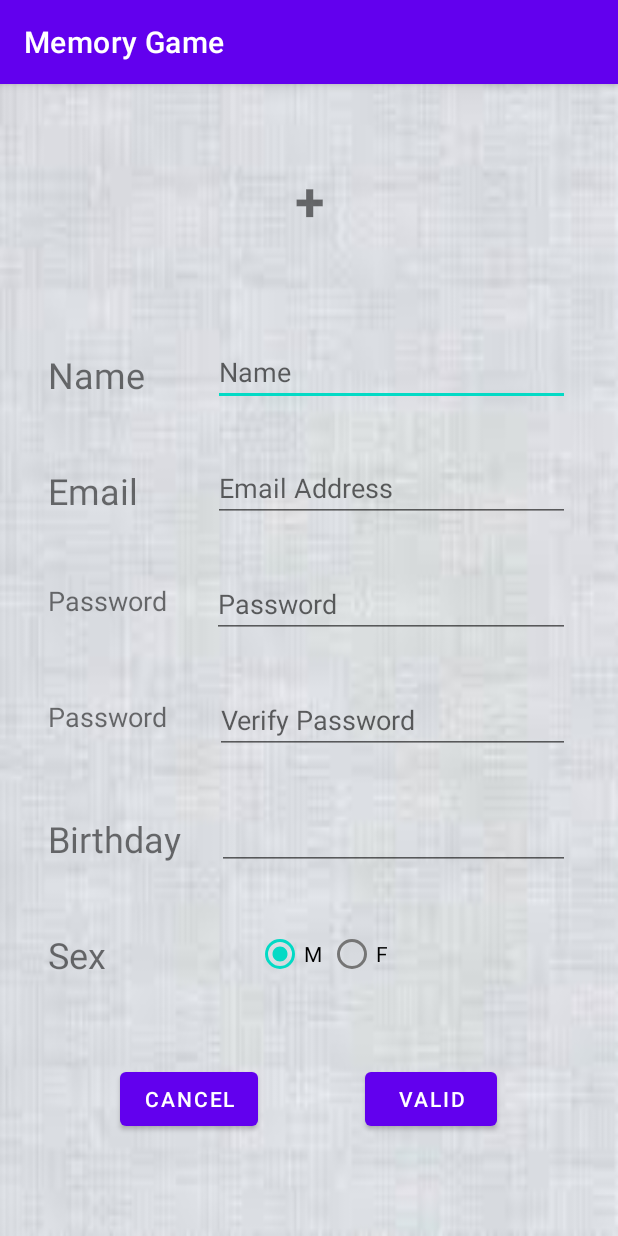
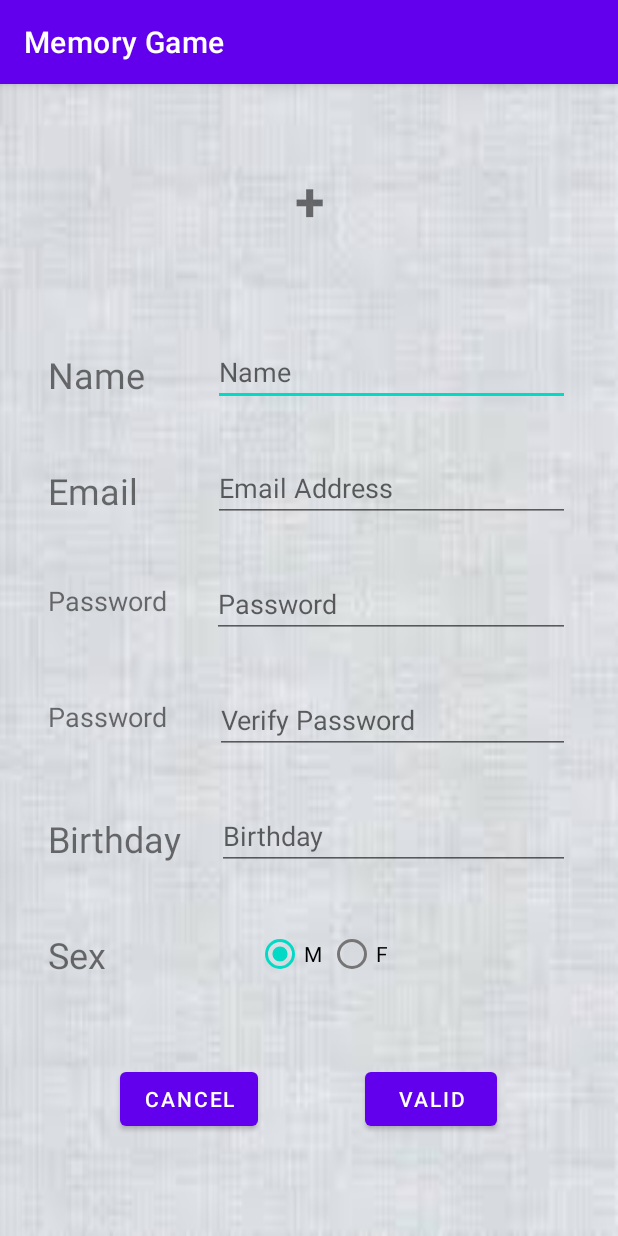
Before and after one commit to SpongeStark/MemoryGame, an Android app: the RegisterActivity screen opened directly, with no data from a screen before it, on a phone screen of 412 x 824 dp. Run offline under Robolectric (Android 15) with nearby library versions, the phone set to English and light mode, and no system bars.

Commit message:
登录注册已完成（测试成功）

```diff
--- a/app/src/main/java/com/example/memorygame/RegisterActivity.java
+++ b/app/src/main/java/com/example/memorygame/RegisterActivity.java
@@ -4,6 +4,7 @@ import androidx.appcompat.app.AppCompatActivity;
 
 import android.content.Intent;
 import android.os.Bundle;
+import android.util.Log;
 import android.view.View;
 import android.widget.EditText;
 import android.widget.RadioButton;
--- a/app/src/main/res/layout/activity_home_page.xml
+++ b/app/src/main/res/layout/activity_home_page.xml
@@ -41,7 +41,8 @@
                     android:layout_width="wrap_content"
                     android:layout_height="wrap_content"
                     android:layout_margin="10dp"
-                    android:text="@string/easy" />
+                    android:text="@string/easy"
+                    android:onClick="easy_mode"/>
 
                 <Button
                     android:id="@+id/button4"
--- a/app/src/main/res/layout/activity_main.xml
+++ b/app/src/main/res/layout/activity_main.xml
@@ -55,7 +55,8 @@
             android:hint="@string/email"
             android:inputType="textEmailAddress"
             tools:layout_editor_absoluteX="99dp"
-            tools:layout_editor_absoluteY="151dp" />
+            tools:layout_editor_absoluteY="151dp"
+            android:autofillHints="" />
 
         <Space
             android:layout_width="match_parent"
@@ -78,7 +79,8 @@
             android:hint="@string/password"
             android:inputType="textPassword"
             tools:layout_editor_absoluteX="104dp"
-            tools:layout_editor_absoluteY="302dp" />
+            tools:layout_editor_absoluteY="302dp"
+            android:autofillHints="" />
 
 
     </LinearLayout>
--- a/app/src/main/res/layout/activity_register.xml
+++ b/app/src/main/res/layout/activity_register.xml
@@ -77,7 +77,8 @@
                     app:layout_constraintBottom_toBottomOf="parent"
                     app:layout_constraintEnd_toEndOf="parent"
                     app:layout_constraintStart_toEndOf="@+id/textView2"
-                    app:layout_constraintTop_toTopOf="parent" />
+                    app:layout_constraintTop_toTopOf="parent"
+                    android:autofillHints="" />
             </androidx.constraintlayout.widget.ConstraintLayout>
 
             <androidx.constraintlayout.widget.ConstraintLayout
@@ -109,7 +110,8 @@
                     app:layout_constraintBottom_toBottomOf="parent"
                     app:layout_constraintEnd_toEndOf="parent"
                     app:layout_constraintStart_toEndOf="@+id/textView4"
-                    app:layout_constraintTop_toTopOf="parent" />
+                    app:layout_constraintTop_toTopOf="parent"
+                    android:autofillHints="" />
 
             </androidx.constraintlayout.widget.ConstraintLayout>
 
@@ -142,7 +144,8 @@
                     app:layout_constraintBottom_toBottomOf="parent"
                     app:layout_constraintEnd_toEndOf="parent"
                     app:layout_constraintStart_toEndOf="@+id/textView5"
-                    app:layout_constraintTop_toTopOf="parent" />
+                    app:layout_constraintTop_toTopOf="parent"
+                    android:autofillHints="" />
 
             </androidx.constraintlayout.widget.ConstraintLayout>
 
@@ -175,7 +178,8 @@
                     app:layout_constraintBottom_toBottomOf="parent"
                     app:layout_constraintEnd_toEndOf="parent"
                     app:layout_constraintStart_toEndOf="@+id/textView6"
-                    app:layout_constraintTop_toTopOf="parent" />
+                    app:layout_constraintTop_toTopOf="parent"
+                    android:autofillHints="" />
             </androidx.constraintlayout.widget.ConstraintLayout>
 
 
@@ -202,7 +206,9 @@
                     android:layout_marginTop="16dp"
                     android:layout_marginEnd="32dp"
                     android:layout_marginBottom="16dp"
+                    android:autofillHints=""
                     android:ems="10"
+                    android:hint="@string/birthday"
                     android:inputType="date"
                     app:layout_constraintBottom_toBottomOf="parent"
                     app:layout_constraintEnd_toEndOf="parent"
```
Also changed, not shown: app/src/main/java/com/example/memorygame/HomePage.java (+9 -0 lines), app/src/main/java/com/example/memorygame/MainActivity.java (+5 -3 lines), app/src/main/java/com/example/memorygame/MySQLiteOpenHelper.java (+3 -6 lines), app/src/main/java/com/example/memorygame/SQLiteHelper.java (+8 -7 lines).
